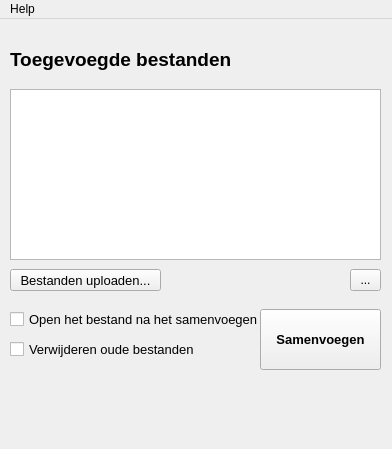
Old version of the form ui_files/main_window.ui in the repository jebr/MergePDF.
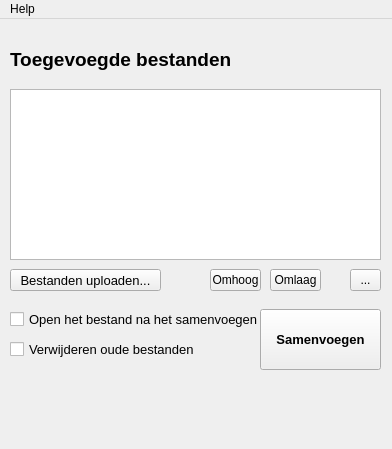
New version of the form.

Commit message: [New] ability to move files in file dialog

Patch:
```diff
--- a/ui_files/main_window.ui
+++ b/ui_files/main_window.ui
@@ -150,6 +150,32 @@
      <string>Toegevoegde bestanden</string>
     </property>
    </widget>
+   <widget class="QToolButton" name="toolButton_moveup">
+    <property name="geometry">
+     <rect>
+      <x>210</x>
+      <y>250</y>
+      <width>51</width>
+      <height>22</height>
+     </rect>
+    </property>
+    <property name="text">
+     <string>Omhoog</string>
+    </property>
+   </widget>
+   <widget class="QToolButton" name="toolButton_movedown">
+    <property name="geometry">
+     <rect>
+      <x>270</x>
+      <y>250</y>
+      <width>51</width>
+      <height>22</height>
+     </rect>
+    </property>
+    <property name="text">
+     <string>Omlaag</string>
+    </property>
+   </widget>
   </widget>
   <widget class="QMenuBar" name="menubar">
    <property name="geometry">
```
The commit also changes 1 other file.
